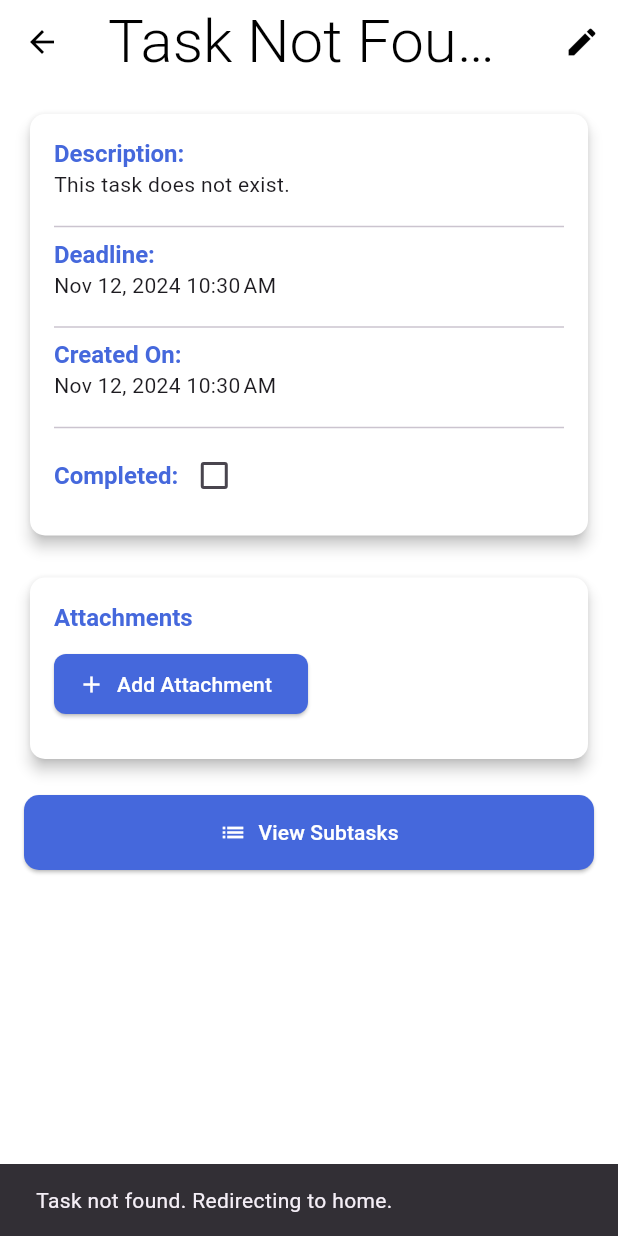
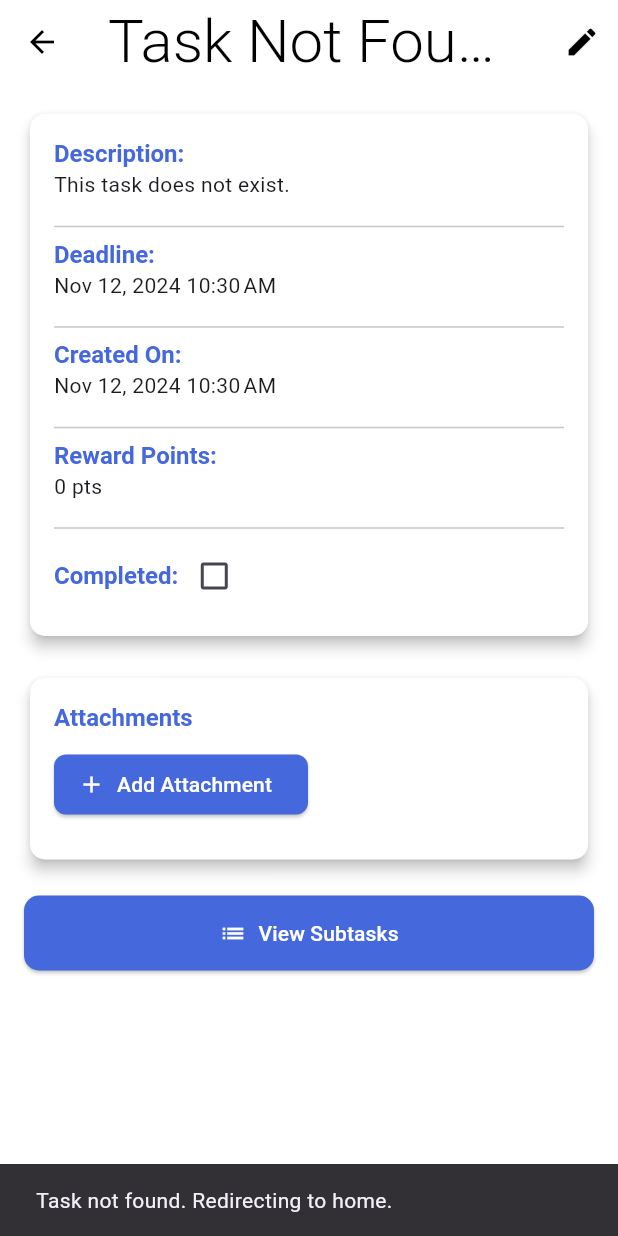
Before and after one commit to ASE-Team-3/ase_todoapp, a Flutter app: the TaskDetailView screen opened directly with empty values, on a phone screen of 412 x 824 dp. Run offline on Flutter 3.47's test engine with Material 3 defaults, Android fonts, the phone set to English and light mode, and no system bars; our stand-ins replace animate_do, file_picker, flutter_datetime_picker_plus, flutter_slider_drawer, lottie, open_file and 1 more.

Commit message:
displaying the rewarding points in the Task Detail View

```diff
--- a/lib/views/tasks/task_detail_view.dart
+++ b/lib/views/tasks/task_detail_view.dart
@@ -1,3 +1,4 @@
+// views/tasks/task_detail_view.dart
 import 'package:flutter/material.dart';
 import 'package:provider/provider.dart';
 import 'package:open_file/open_file.dart';
@@ -161,6 +162,19 @@ class TaskDetailView extends StatelessWidget {
             ),
             const SizedBox(height: 10),
             const Divider(),
+            Text(
+              'Reward Points:',
+              style: Theme.of(context).textTheme.headlineSmall!.copyWith(
+                    color: AppColors.primaryColor,
+                    fontWeight: FontWeight.bold,
+                  ),
+            ),
+            Text(
+              '${task.points} pts',
+              style: Theme.of(context).textTheme.bodyMedium,
+            ),
+            const SizedBox(height: 10),
+            const Divider(),
             Row(
               children: [
                 Text(
```
